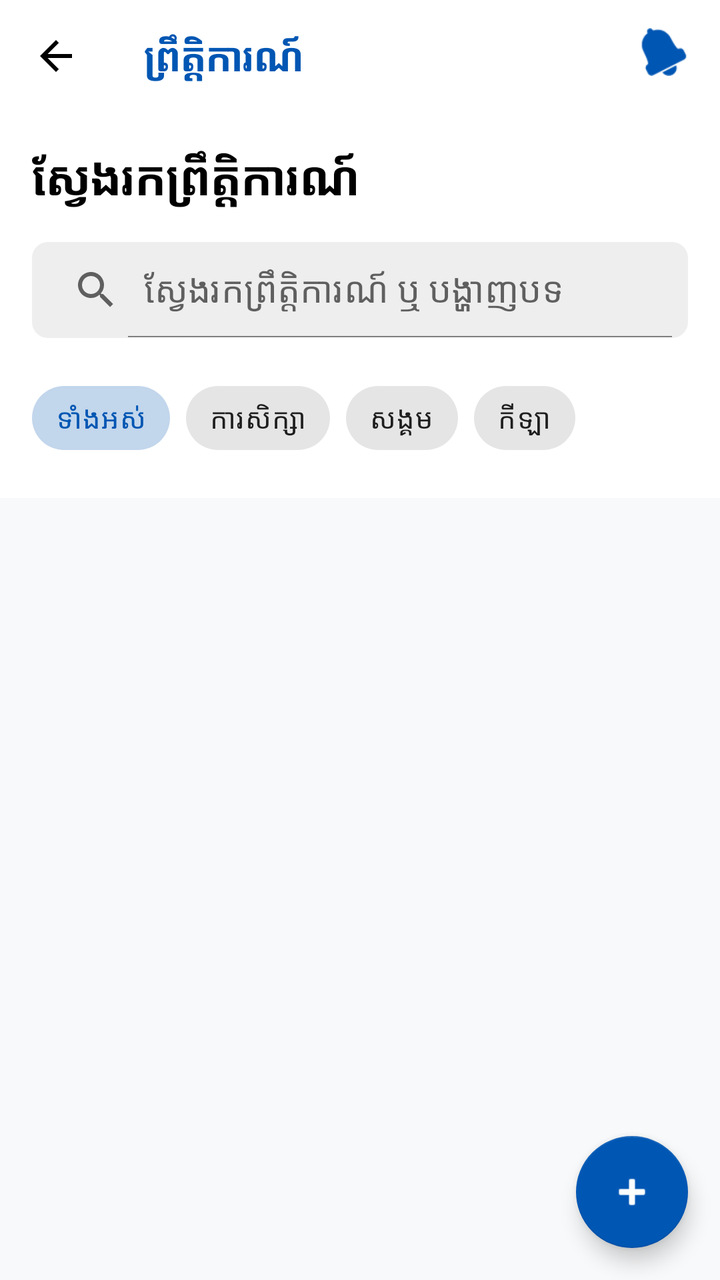
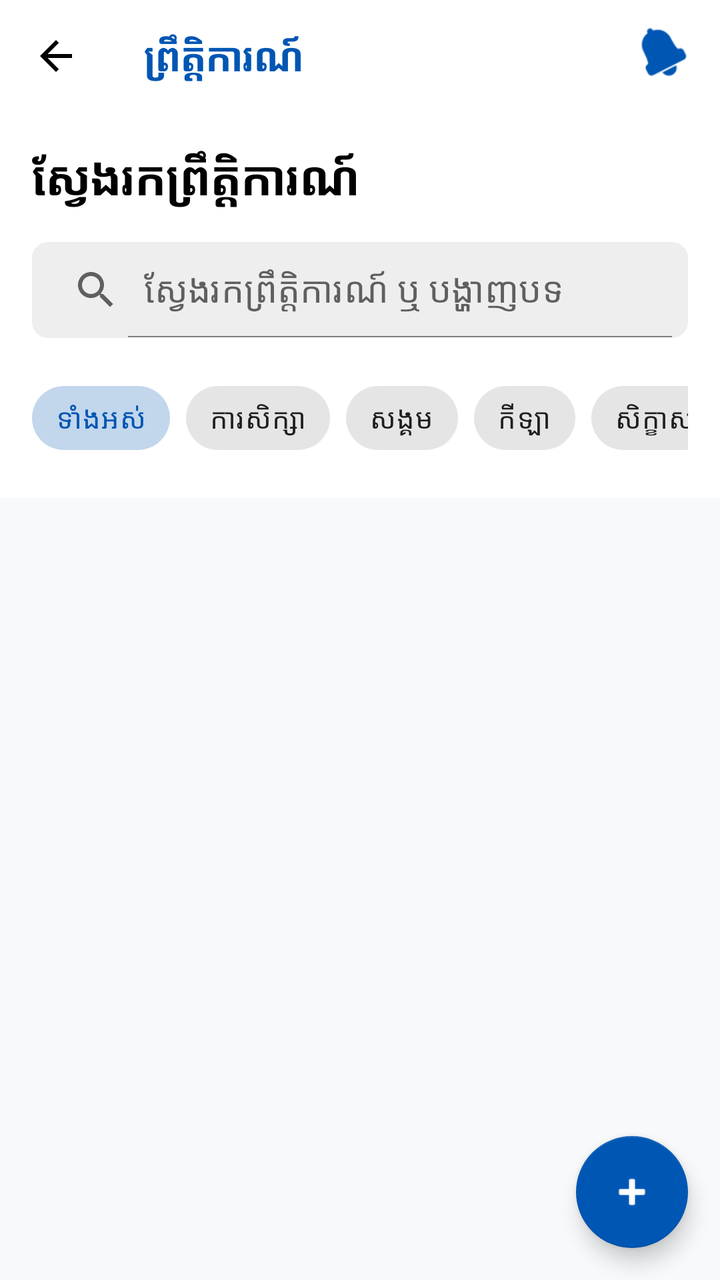

Compare the two renders of this Android layout. The source of the first and the diff that turns it into the second are given below.
<!-- AndroidManifest.xml: application theme Theme.AcademicPulse -->
<!-- res/layout/fragment_home.xml -->
<?xml version="1.0" encoding="utf-8"?>
<androidx.coordinatorlayout.widget.CoordinatorLayout xmlns:android="http://schemas.android.com/apk/res/android"
    xmlns:app="http://schemas.android.com/apk/res-auto"
    android:layout_width="match_parent"
    android:layout_height="match_parent"
    android:background="@color/background_light">

    <com.google.android.material.appbar.AppBarLayout
        android:layout_width="match_parent"
        android:layout_height="wrap_content"
        android:background="@color/white"
        app:elevation="0dp">

        <androidx.appcompat.widget.Toolbar
            android:id="@+id/toolbar"
            android:layout_width="match_parent"
            android:layout_height="?attr/actionBarSize"
            app:navigationIcon="@drawable/ic_back_straight">

            <RelativeLayout
                android:layout_width="match_parent"
                android:layout_height="wrap_content"
                android:layout_marginEnd="16dp">

                <TextView
                    android:layout_width="wrap_content"
                    android:layout_height="wrap_content"
                    android:text="ព្រឹត្តិការណ៍"
                    android:textColor="@color/primary_blue"
                    android:textSize="20sp"
                    android:textStyle="bold" />

                <ImageView
                    android:id="@+id/iv_notifications"
                    android:layout_width="24dp"
                    android:layout_height="24dp"
                    android:layout_alignParentEnd="true"
                    android:src="@android:drawable/ic_popup_reminder"
                    app:tint="@color/primary_blue" />

            </RelativeLayout>

        </androidx.appcompat.widget.Toolbar>

        <LinearLayout
            android:layout_width="match_parent"
            android:layout_height="wrap_content"
            android:orientation="vertical"
            android:padding="16dp">

            <TextView
                android:layout_width="wrap_content"
                android:layout_height="wrap_content"
                android:text="ស្វែងរកព្រឹត្តិការណ៍"
                android:textColor="@color/black"
                android:textSize="24sp"
                android:textStyle="bold" />

            <androidx.appcompat.widget.SearchView
                android:id="@+id/search_view"
                android:layout_width="match_parent"
                android:layout_height="wrap_content"
                android:layout_marginTop="16dp"
                android:background="@drawable/search_bg"
                app:iconifiedByDefault="false"
                app:queryHint="ស្វែងរកព្រឹត្តិការណ៍ ឬ បង្ហាញបទ" />

            <HorizontalScrollView
                android:layout_width="match_parent"
                android:layout_height="wrap_content"
                android:layout_marginTop="16dp"
                android:scrollbars="none">

                <com.google.android.material.chip.ChipGroup
                    android:id="@+id/chip_group"
                    android:layout_width="wrap_content"
                    android:layout_height="wrap_content"
                    app:singleSelection="true">

                    <com.google.android.material.chip.Chip
                        style="@style/Widget.MaterialComponents.Chip.Choice"
                        android:layout_width="wrap_content"
                        android:layout_height="wrap_content"
                        android:text="ទាំងអស់"
                        android:checked="true" />

                    <com.google.android.material.chip.Chip
                        style="@style/Widget.MaterialComponents.Chip.Choice"
                        android:layout_width="wrap_content"
                        android:layout_height="wrap_content"
                        android:text="ការសិក្សា" />

                    <com.google.android.material.chip.Chip
                        style="@style/Widget.MaterialComponents.Chip.Choice"
                        android:layout_width="wrap_content"
                        android:layout_height="wrap_content"
                        android:text="សង្គម" />

                    <com.google.android.material.chip.Chip
                        style="@style/Widget.MaterialComponents.Chip.Choice"
                        android:layout_width="wrap_content"
                        android:layout_height="wrap_content"
                        android:text="កីឡា" />
                </com.google.android.material.chip.ChipGroup>
            </HorizontalScrollView>
        </LinearLayout>
    </com.google.android.material.appbar.AppBarLayout>

    <androidx.recyclerview.widget.RecyclerView
        android:id="@+id/rv_events"
        android:layout_width="match_parent"
        android:layout_height="match_parent"
        android:padding="8dp"
        app:layout_behavior="@string/appbar_scrolling_view_behavior" />

    <com.google.android.material.floatingactionbutton.FloatingActionButton
        android:id="@+id/fab_add"
        android:layout_width="wrap_content"
        android:layout_height="wrap_content"
        android:layout_gravity="bottom|end"
        android:layout_margin="16dp"
        android:src="@android:drawable/ic_input_add"
        app:backgroundTint="@color/primary_blue"
        app:tint="@color/white" />

</androidx.coordinatorlayout.widget.CoordinatorLayout>
<!-- resources referenced by this layout -->
<resources>
  <color name="background_light">#F8F9FA</color>
  <color name="black">#000000</color>
  <color name="primary_blue">#0056B3</color>
  <color name="white">#FFFFFF</color>
  <!-- drawable ic_back_straight (drawable) -->
  <?xml version="1.0" encoding="utf-8"?>
  <vector xmlns:android="http://schemas.android.com/apk/res/android"
      android:width="24dp"
      android:height="24dp"
      android:viewportWidth="24"
      android:viewportHeight="24"
      android:autoMirrored="true">
      <path
          android:fillColor="@color/black"
          android:pathData="M20,11H7.83l5.59-5.59L12,4l-8,8l8,8l1.41-1.41L7.83,13H20V11z" />
  </vector>
  <!-- drawable search_bg (drawable) -->
  <?xml version="1.0" encoding="utf-8"?>
  <shape xmlns:android="http://schemas.android.com/apk/res/android">
      <solid android:color="#EEEEEE" />
      <corners android:radius="8dp" />
  </shape>
  <style name="Theme.AcademicPulse" parent="Theme.MaterialComponents.Light.NoActionBar">
          
          <item name="colorPrimary">@color/primary_blue</item>
          <item name="colorPrimaryVariant">@color/primary_blue</item>
          <item name="colorOnPrimary">@color/white</item>
          
          <item name="colorSecondary">@color/accent_yellow</item>
          <item name="colorSecondaryVariant">@color/accent_yellow</item>
          <item name="colorOnSecondary">@color/black</item>
          
          <item name="android:statusBarColor">@color/primary_blue</item>
          <item name="android:windowLightStatusBar" tools:targetApi="m">false</item>
      </style>
  <color name="accent_yellow">#FFC107</color>
</resources>

<!-- the commit's change to res/layout/fragment_home.xml (unified diff, before → after) -->
@@ -78,6 +78,7 @@
                     app:singleSelection="true">
 
                     <com.google.android.material.chip.Chip
+                        android:id="@+id/chip_all"
                         style="@style/Widget.MaterialComponents.Chip.Choice"
                         android:layout_width="wrap_content"
                         android:layout_height="wrap_content"
@@ -85,22 +86,32 @@
                         android:checked="true" />
 
                     <com.google.android.material.chip.Chip
+                        android:id="@+id/chip_academic"
                         style="@style/Widget.MaterialComponents.Chip.Choice"
                         android:layout_width="wrap_content"
                         android:layout_height="wrap_content"
                         android:text="ការសិក្សា" />
 
                     <com.google.android.material.chip.Chip
+                        android:id="@+id/chip_social"
                         style="@style/Widget.MaterialComponents.Chip.Choice"
                         android:layout_width="wrap_content"
                         android:layout_height="wrap_content"
                         android:text="សង្គម" />
 
                     <com.google.android.material.chip.Chip
+                        android:id="@+id/chip_sports"
                         style="@style/Widget.MaterialComponents.Chip.Choice"
                         android:layout_width="wrap_content"
                         android:layout_height="wrap_content"
                         android:text="កីឡា" />
+
+                    <com.google.android.material.chip.Chip
+                        android:id="@+id/chip_workshop"
+                        style="@style/Widget.MaterialComponents.Chip.Choice"
+                        android:layout_width="wrap_content"
+                        android:layout_height="wrap_content"
+                        android:text="សិក្ខាសាលា" />
                 </com.google.android.material.chip.ChipGroup>
             </HorizontalScrollView>
         </LinearLayout>
